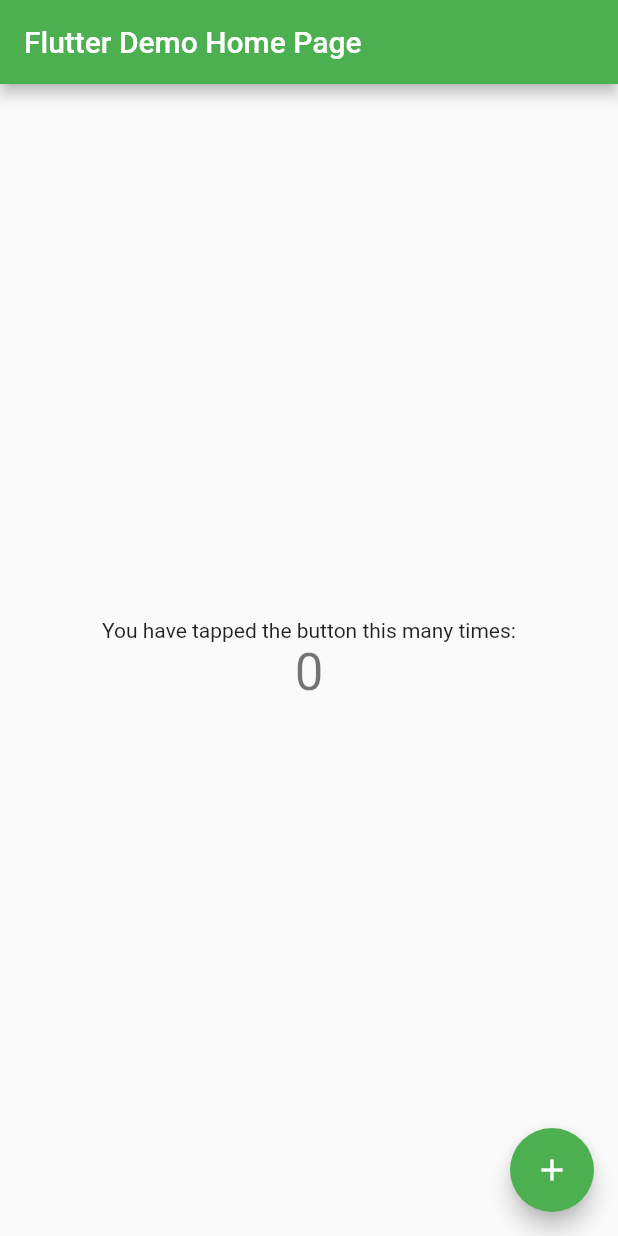
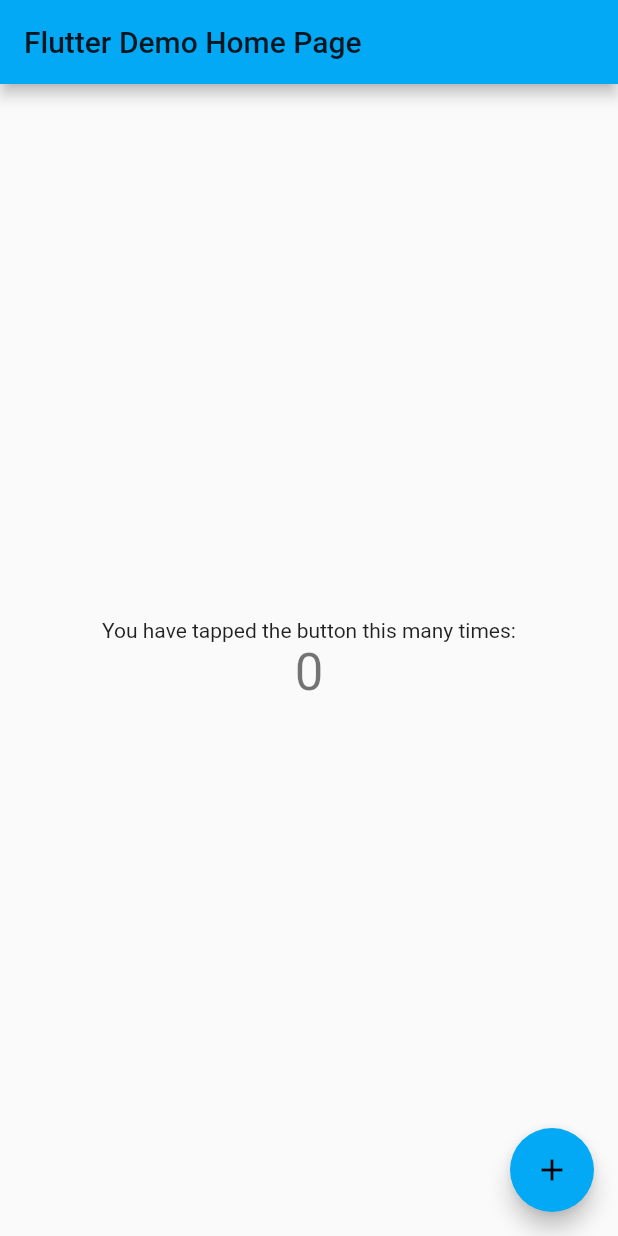
Before and after one commit to ArisCuber19/Chronometer, a Flutter app: the screen it shows after launch, on a phone screen of 412 x 824 dp. Run offline on Flutter 3.47's test engine with Material 2 defaults, Android fonts, the phone set to English and light mode, and no system bars.

```diff
--- a/lib/main.dart
+++ b/lib/main.dart
@@ -11,7 +11,7 @@ class MyApp extends StatelessWidget {
     return MaterialApp(
       title: 'Flutter Demo',
       theme: ThemeData(
-        primarySwatch: Colors.green,
+        primarySwatch: Colors.lightBlue,
       ),
       darkTheme: ThemeData.dark(),
       home: MyHomePage(title: 'Flutter Demo Home Page'),
```
